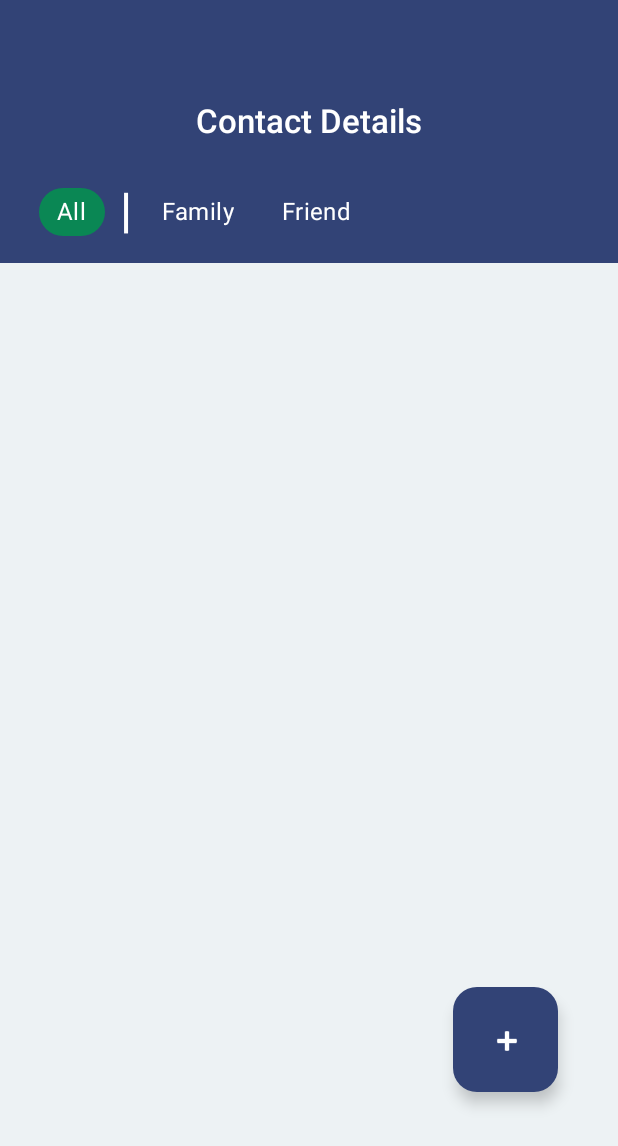
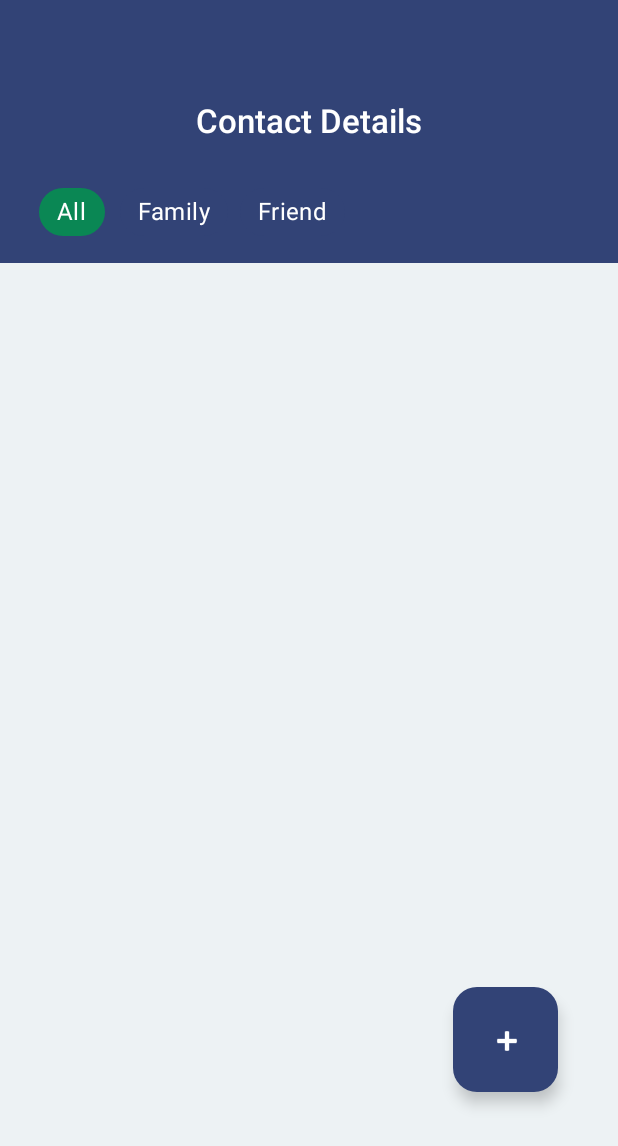
Before and after one commit to Rinekochan/ProfileTracker, an Android app: the screen it shows after launch (MainActivity), on a phone screen of 412 x 824 dp. Shown: the top 1146 px of the screen. Run offline under Robolectric (Android 15) with nearby library versions, the phone set to English and light mode, and no system bars.

Commit message:
MainActivity Logic Development - Setup view interaction logics

```diff
--- a/app/src/main/java/com/sdmd/assignment3/ui/DetailActivity.kt
+++ b/app/src/main/java/com/sdmd/assignment3/ui/DetailActivity.kt
@@ -1,6 +1,7 @@
 package com.sdmd.assignment3.ui
 
 import android.os.Bundle
+import androidx.activity.enableEdgeToEdge
 import androidx.appcompat.app.AppCompatActivity
 import androidx.core.view.ViewCompat
 import androidx.core.view.WindowInsetsCompat
@@ -10,9 +11,10 @@ class DetailActivity : AppCompatActivity() {
     override fun onCreate(savedInstanceState: Bundle?) {
         super.onCreate(savedInstanceState)
         setContentView(R.layout.activity_detail)
+        enableEdgeToEdge()
         ViewCompat.setOnApplyWindowInsetsListener(findViewById(R.id.detail)) { v, insets ->
             val systemBars = insets.getInsets(WindowInsetsCompat.Type.systemBars())
-            v.setPadding(systemBars.left, systemBars.top, systemBars.right, systemBars.bottom)
+            v.setPadding(systemBars.left, 0, systemBars.right, 0)
             insets
         }
     }
--- a/app/src/main/java/com/sdmd/assignment3/ui/InputActivity.kt
+++ b/app/src/main/java/com/sdmd/assignment3/ui/InputActivity.kt
@@ -1,6 +1,7 @@
 package com.sdmd.assignment3.ui
 
 import android.os.Bundle
+import androidx.activity.enableEdgeToEdge
 import androidx.appcompat.app.AppCompatActivity
 import androidx.core.view.ViewCompat
 import androidx.core.view.WindowInsetsCompat
@@ -10,9 +11,10 @@ class InputActivity : AppCompatActivity() {
     override fun onCreate(savedInstanceState: Bundle?) {
         super.onCreate(savedInstanceState)
         setContentView(R.layout.activity_input)
+        enableEdgeToEdge()
         ViewCompat.setOnApplyWindowInsetsListener(findViewById(R.id.input)) { v, insets ->
             val systemBars = insets.getInsets(WindowInsetsCompat.Type.systemBars())
-            v.setPadding(systemBars.left, systemBars.top, systemBars.right, systemBars.bottom)
+            v.setPadding(systemBars.left, 0, systemBars.right, 0)
             insets
         }
     }
--- a/app/src/main/java/com/sdmd/assignment3/ui/MainActivity.kt
+++ b/app/src/main/java/com/sdmd/assignment3/ui/MainActivity.kt
@@ -4,18 +4,21 @@ import android.app.Activity
 import android.content.Intent
 import android.os.Bundle
 import android.util.Log
+import androidx.activity.enableEdgeToEdge
 import androidx.activity.result.ActivityResult
 import androidx.activity.result.contract.ActivityResultContracts
 import androidx.activity.viewModels
 import androidx.appcompat.app.AppCompatActivity
 import androidx.core.view.ViewCompat
 import androidx.core.view.WindowInsetsCompat
+import androidx.core.view.forEach
+import com.google.android.material.chip.Chip
 import com.google.android.material.chip.ChipGroup
 import com.google.android.material.floatingactionbutton.FloatingActionButton
 import com.sdmd.assignment3.R
 import com.sdmd.assignment3.viewmodel.MainActivityViewModel
 
-const val MainActivityTAG : String = "Main Activity"
+const val MainActivityTAG : String = "MainActivity"
 
 class MainActivity : AppCompatActivity() {
     private lateinit var fabAddButton: FloatingActionButton
@@ -25,15 +28,14 @@ class MainActivity : AppCompatActivity() {
     override fun onCreate(savedInstanceState: Bundle?) {
         super.onCreate(savedInstanceState)
         setContentView(R.layout.activity_main)
+        enableEdgeToEdge()
         ViewCompat.setOnApplyWindowInsetsListener(findViewById(R.id.main)) { v, insets ->
             val systemBars = insets.getInsets(WindowInsetsCompat.Type.systemBars())
-            v.setPadding(systemBars.left, systemBars.top, systemBars.right, systemBars.bottom)
+            v.setPadding(systemBars.left, 0, systemBars.right, 0)
             insets
         }
 
         init()
-
-
     }
 
     private fun init() {
@@ -48,13 +50,19 @@ class MainActivity : AppCompatActivity() {
         // Anonymous function handles intent creation to InputActivity
         val addNewItem: (() -> (Unit)) = {
             Log.i(MainActivityTAG, "Create intent from MainActivity to InputActivity")
-            val intent = Intent(this, DetailActivity::class.java)
+            val intent = Intent(this, InputActivity::class.java)
             startForResult.launch(intent)
         }
 
         // Handles both normal click and long click events
         fabAddButton.setOnClickListener{ addNewItem.invoke() }
         fabAddButton.setOnLongClickListener{ addNewItem.invoke(); true }
+
+        // Update view model if any chip is checked
+        categories.setOnCheckedStateChangeListener { group, checkedId ->
+            Log.d(MainActivityTAG, "${checkedId[0]} checked")
+            mainActivityViewModel.selectCategory(findViewById<Chip>(checkedId[0]).text.toString())
+        }
     }
 
     // Initialise the call for results intent
@@ -65,7 +73,7 @@ class MainActivity : AppCompatActivity() {
                 val intent = result.data
                 // Handle the Intent
                 intent?.getParcelableExtra("", InputActivity::class.java)?.let {
-                    mainActivityViewModel.create(it) // Create new object to the database
+//                    mainActivityViewModel.create(it) // Create new object to the database
                 }
             }
         }
--- /dev/null
+++ b/app/src/main/res/color/category_color.xml
@@ -0,0 +1,5 @@
+<?xml version="1.0" encoding="utf-8"?>
+<selector xmlns:android="http://schemas.android.com/apk/res/android">
+    <item android:color="@color/backgroundSecondary" android:state_checked="true" />
+    <item android:color="@color/backgroundPrimary" android:state_checked="false"/>
+</selector>
--- /dev/null
+++ b/app/src/main/res/color/category_input_color.xml
@@ -0,0 +1,5 @@
+<?xml version="1.0" encoding="utf-8"?>
+<selector xmlns:android="http://schemas.android.com/apk/res/android">
+    <item android:color="@color/backgroundPrimary" android:state_checked="true" />
+    <item android:color="@color/white" android:state_checked="false" />
+</selector>
--- a/app/src/main/res/layout/activity_main.xml
+++ b/app/src/main/res/layout/activity_main.xml
@@ -44,7 +44,9 @@
                     android:layout_height="wrap_content"
                     app:checkedChip="@id/allFilterButton"
                     android:id="@+id/filterGroup"
-                    app:singleSelection="true">
+                    app:singleSelection="true"
+                    app:selectionRequired="true"
+                    >
 
                 <com.google.android.material.chip.Chip
                         style="@style/NormalChipStyle"
@@ -54,15 +56,7 @@
                         android:text="@string/main_activity_all_filter"
                         android:contentDescription="@string/main_activity_all_filter"
                         android:fontFamily="sans-serif-medium"
-                        android:backgroundTint="@color/backgroundSecondary" />
-
-                <TextView
-                        style="@style/ActivityTitleStyle"
-                        android:text="@string/divider"
-                        android:layout_width="wrap_content"
-                        android:layout_height="wrap_content"
-                        android:id="@+id/divider"
-                        android:textSize="32sp" />
+                        app:chipBackgroundColor="@color/category_color"/>
 
                 <com.google.android.material.chip.Chip
                         style="@style/NormalChipStyle"
@@ -71,7 +65,8 @@
                         android:id="@+id/familyFilterButton"
                         android:text="@string/family_label"
                         android:contentDescription="@string/family_label"
-                        android:fontFamily="sans-serif-medium" />
+                        android:fontFamily="sans-serif-medium"
+                        app:chipBackgroundColor="@color/category_color"/>
 
                 <com.google.android.material.chip.Chip
                         style="@style/NormalChipStyle"
@@ -80,7 +75,8 @@
                         android:id="@+id/friendFilterButton"
                         android:text="@string/friend_label"
                         android:contentDescription="@string/friend_label"
-                        android:fontFamily="sans-serif-medium" />
+                        android:fontFamily="sans-serif-medium"
+                        app:chipBackgroundColor="@color/category_color"/>
 
             </com.google.android.material.chip.ChipGroup>
         </LinearLayout>
--- a/app/src/main/res/layout/row_layout.xml
+++ b/app/src/main/res/layout/row_layout.xml
@@ -48,7 +48,7 @@
                     <TextView
                             android:text="@string/family_label"
                             android:contentDescription="@string/family_label"
-                            style="@style/LabelChipStyle"
+                            style="@style/NormalChipStyle"
                             android:textSize="12sp"
                             android:layout_width="match_parent"
                             android:layout_height="wrap_content"
--- a/app/src/main/res/values/colors.xml
+++ b/app/src/main/res/values/colors.xml
@@ -10,4 +10,5 @@
     <color name="textPrimary">#FFFFFFFF</color>
     <color name="textSecondary">#FF000000</color>
     <color name="textTertiary">#324376</color>
+
 </resources>
--- a/app/src/main/res/values/styles.xml
+++ b/app/src/main/res/values/styles.xml
@@ -17,7 +17,6 @@
         <item name="fontFamily">sans-serif-medium</item>
         <item name="android:textSize">16sp</item>
         <item name="android:textColor">@color/textPrimary</item>
-        <item name="android:backgroundTint">@android:color/transparent</item>
         <item name="chipStrokeWidth">0dp</item>
     </style>
 
```
Also changed, not shown: app/src/main/java/com/sdmd/assignment3/viewmodel/MainActivityViewModel.kt (+8 -0 lines), 1 other file.
